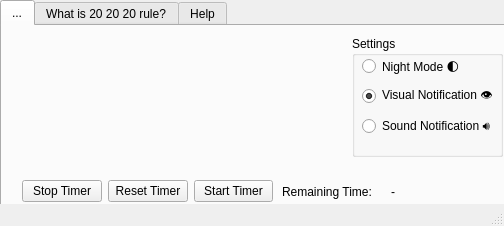
Qt form src/main.ui (mcagriaksoy/20_20_20_eye_strain) before a commit.
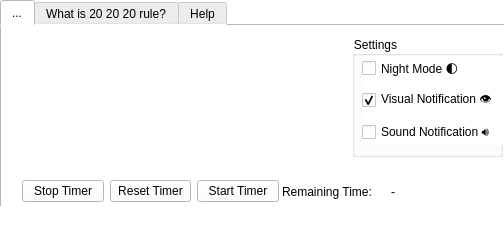
The same form after that commit. Icons and pictures are not drawn.

Commit message: [Feat] sound notification opened, 20min added, UI fixes

```diff
--- a/src/main.ui
+++ b/src/main.ui
@@ -7,9 +7,29 @@
     <x>0</x>
     <y>0</y>
     <width>504</width>
-    <height>226</height>
+    <height>228</height>
    </rect>
   </property>
+  <property name="minimumSize">
+   <size>
+    <width>504</width>
+    <height>228</height>
+   </size>
+  </property>
+  <property name="maximumSize">
+   <size>
+    <width>504</width>
+    <height>228</height>
+   </size>
+  </property>
+  <property name="font">
+   <font>
+    <family>Arial</family>
+   </font>
+  </property>
+  <property name="contextMenuPolicy">
+   <enum>Qt::NoContextMenu</enum>
+  </property>
   <property name="windowTitle">
    <string>20 20 20 Reduce Eye Strain </string>
   </property>
@@ -26,9 +46,24 @@
   <property name="whatsThis">
    <string>A useful application to apply 20 20 20 method for reduce your eye strain!</string>
   </property>
+  <property name="autoFillBackground">
+   <bool>false</bool>
+  </property>
+  <property name="styleSheet">
+   <string notr="true">background-color: rgb(255, 255, 255)</string>
+  </property>
+  <property name="iconSize">
+   <size>
+    <width>30</width>
+    <height>30</height>
+   </size>
+  </property>
   <property name="toolButtonStyle">
    <enum>Qt::ToolButtonIconOnly</enum>
   </property>
+  <property name="tabShape">
+   <enum>QTabWidget::Rounded</enum>
+  </property>
   <widget class="QWidget" name="centralwidget">
    <widget class="QTabWidget" name="tabWidget">
     <property name="geometry">
@@ -94,25 +129,20 @@
         <rect>
          <x>10</x>
          <y>20</y>
-         <width>143</width>
-         <height>81</height>
+         <width>159</width>
+         <height>89</height>
         </rect>
        </property>
        <layout class="QVBoxLayout" name="verticalLayout_2">
         <item>
-         <widget class="QRadioButton" name="night_mode">
-          <property name="font">
-           <font>
-            <family>Arial</family>
-           </font>
-          </property>
+         <widget class="QCheckBox" name="night_mode">
           <property name="text">
            <string>Night Mode 🌓</string>
           </property>
          </widget>
         </item>
         <item>
-         <widget class="QRadioButton" name="visual_button">
+         <widget class="QCheckBox" name="visual_button">
           <property name="text">
            <string>Visual Notification 👁</string>
           </property>
@@ -122,7 +152,7 @@
          </widget>
         </item>
         <item>
-         <widget class="QRadioButton" name="sound_button">
+         <widget class="QCheckBox" name="sound_button">
           <property name="text">
            <string>Sound Notification 🔊</string>
           </property>
@@ -136,7 +166,7 @@
        <rect>
         <x>20</x>
         <y>150</y>
-        <width>251</width>
+        <width>257</width>
         <height>31</height>
        </rect>
       </property>
@@ -170,7 +200,7 @@
         <x>10</x>
         <y>5</y>
         <width>331</width>
-        <height>131</height>
+        <height>141</height>
        </rect>
       </property>
       <property name="text">
```
Left out of the diff: 7 changed lines with no effect on the pictures. The commit also changes 3 other files.
